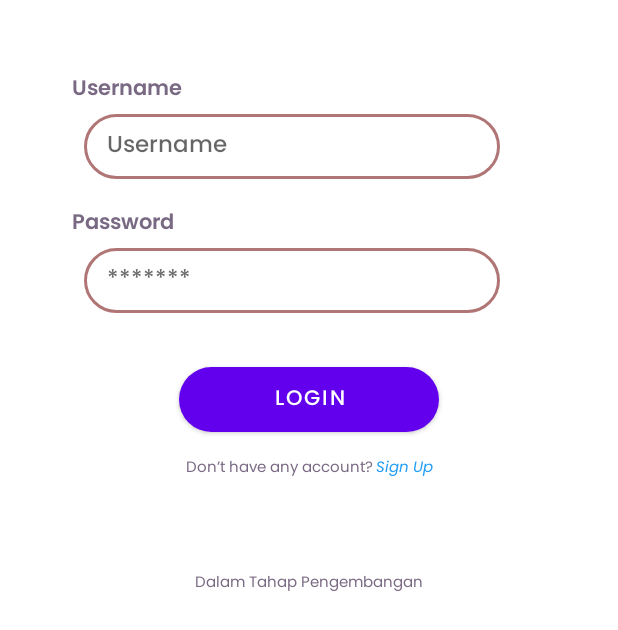
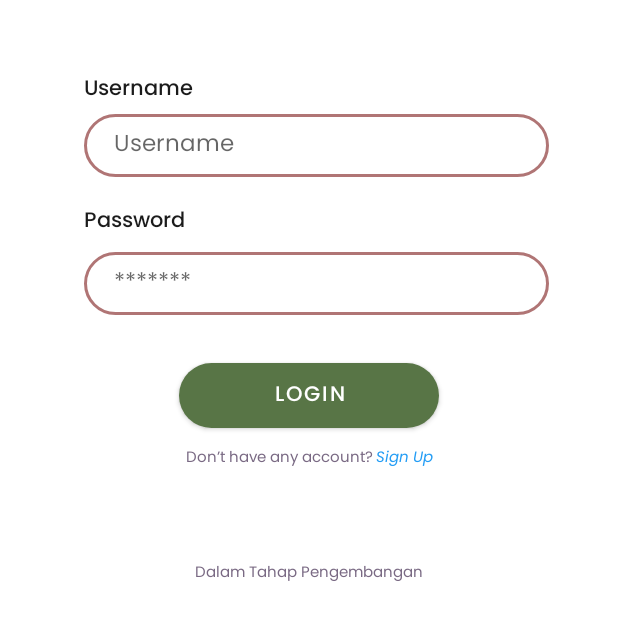
Before and after one commit to muhfadh/BudayAI, an Android app: the fragment LoginPopupFragment shown on its own in the app's theme, on a phone screen of 412 x 824 dp. Shown: the top 630 px of the screen. Run offline under Robolectric (Android 15) with nearby library versions, the phone set to English and light mode, and no system bars.

Commit message:
update xml login

```diff
--- a/MD/BudayAI/app/src/main/res/layout/activity_login.xml
+++ b/MD/BudayAI/app/src/main/res/layout/activity_login.xml
@@ -12,13 +12,14 @@
         android:id="@+id/txt_buday"
         android:layout_width="wrap_content"
         android:layout_height="wrap_content"
+        android:layout_marginTop="136dp"
+        android:fontFamily="@font/poppins_semi_bold"
+        android:text="@string/budayai"
+        android:textColor="@color/white"
+        android:textSize="40sp"
+        app:layout_constraintEnd_toEndOf="parent"
+        app:layout_constraintHorizontal_bias="0.497"
         app:layout_constraintStart_toStartOf="parent"
-        app:layout_constraintEnd_toEndOf="parent"
-        app:layout_constraintTop_toTopOf="parent"
-        android:layout_marginTop="107dp"
-        android:text="@string/budayai"
-        android:fontFamily="@font/poppins_semi_bold"
-        android:textSize="40sp"
-        android:textColor="@color/white" />
+        app:layout_constraintTop_toTopOf="parent" />
 
 </androidx.constraintlayout.widget.ConstraintLayout>
--- a/MD/BudayAI/app/src/main/res/layout/fragment_login_popup.xml
+++ b/MD/BudayAI/app/src/main/res/layout/fragment_login_popup.xml
@@ -17,27 +17,28 @@
         android:id="@+id/tv_username"
         android:layout_width="wrap_content"
         android:layout_height="wrap_content"
+        android:layout_marginTop="48dp"
+        android:layout_marginStart="56dp"
         android:text="@string/username"
-        android:textColor="@color/grey3"
+        android:textColor="#1B1B1B"
         android:textSize="14sp"
-        android:layout_marginStart="48dp"
-        android:layout_marginTop="48dp"
-        android:fontFamily="@font/poppins_semi_bold"
+        android:fontFamily="@font/poppins_medium"
         app:layout_constraintTop_toTopOf="parent"
         app:layout_constraintStart_toStartOf="parent"/>
 
     <EditText
         android:id="@+id/et_username"
-        android:layout_width="277dp"
-        android:layout_height="43dp"
+        android:layout_width="310dp"
+        android:layout_height="42dp"
         android:layout_marginStart="56dp"
         android:layout_marginTop="4dp"
         android:background="@drawable/edit_text"
-        android:fontFamily="@font/poppins_medium"
+        android:fontFamily="@font/poppins_regular"
         android:hint="@string/username"
         android:inputType="textEmailAddress"
-        android:paddingStart="15dp"
-        android:textColor="@color/grey3"
+        android:paddingStart="20dp"
+        android:paddingEnd="20dp"
+        android:textColor="#323232"
         android:textSize="15sp"
         app:layout_constraintStart_toStartOf="parent"
         app:layout_constraintTop_toBottomOf="@id/tv_username" />
@@ -47,25 +48,26 @@
         android:layout_width="wrap_content"
         android:layout_height="wrap_content"
         android:layout_marginTop="18dp"
+        android:layout_marginStart="56dp"
         android:text="@string/password"
-        android:textColor="@color/grey3"
+        android:textColor="#1B1B1B"
         android:textSize="14sp"
-        android:layout_marginStart="48dp"
-        android:fontFamily="@font/poppins_semi_bold"
+        android:fontFamily="@font/poppins_medium"
         app:layout_constraintStart_toStartOf="parent"
         app:layout_constraintTop_toBottomOf="@id/et_username"/>
 
     <EditText
         android:id="@+id/et_password"
-        android:layout_width="277dp"
-        android:layout_height="43dp"
+        android:layout_width="310dp"
+        android:layout_height="42dp"
         android:layout_marginStart="56dp"
-        android:layout_marginTop="4dp"
+        android:layout_marginTop="8dp"
         android:background="@drawable/edit_text"
-        android:fontFamily="@font/poppins_medium"
+        android:fontFamily="@font/poppins_regular"
         android:hint="@string/hint_pass"
-        android:paddingStart="15dp"
-        android:textColor="@color/grey3"
+        android:paddingStart="20dp"
+        android:paddingEnd="20dp"
+        android:textColor="#323232"
         android:textSize="15sp"
         app:layout_constraintStart_toStartOf="parent"
         app:layout_constraintTop_toBottomOf="@id/tv_password" />
@@ -74,22 +76,22 @@
         android:id="@+id/btn_login"
         android:layout_width="173dp"
         android:layout_height="43dp"
-        app:layout_constraintTop_toBottomOf="@id/et_password"
-        app:layout_constraintStart_toStartOf="parent"
-        app:layout_constraintEnd_toEndOf="parent"
+        android:layout_marginTop="32dp"
         android:background="@drawable/btn_auth"
+        android:fontFamily="@font/poppins_medium"
         android:text="@string/login"
         android:textColor="@color/white"
-        android:fontFamily="@font/poppins_medium"
         android:textSize="14sp"
-        android:layout_marginTop="36dp"/>
+        app:layout_constraintEnd_toEndOf="parent"
+        app:layout_constraintStart_toStartOf="parent"
+        app:layout_constraintTop_toBottomOf="@id/et_password" />
 
     <TextView
         android:id="@+id/tv_redirect"
         android:layout_width="wrap_content"
         android:layout_height="wrap_content"
         android:layout_marginStart="124dp"
-        android:layout_marginTop="16dp"
+        android:layout_marginTop="12dp"
         android:fontFamily="@font/poppins_regular"
         android:text="@string/don_t_have_any_account"
         android:textColor="@color/brown2"
@@ -101,10 +103,10 @@
         android:id="@+id/redirect_register"
         android:layout_width="wrap_content"
         android:layout_height="wrap_content"
+        android:layout_marginTop="12dp"
         android:text="@string/sign_up"
         android:textColor="@color/blue"
         android:textSize="10sp"
-        android:layout_marginTop="16dp"
         android:fontFamily="@font/poppins_italic"
         app:layout_constraintStart_toEndOf="@id/tv_redirect"
         android:layout_marginStart="2dp"
--- a/MD/BudayAI/app/src/main/res/values/themes.xml
+++ b/MD/BudayAI/app/src/main/res/values/themes.xml
@@ -2,7 +2,7 @@
     <!-- Base application theme. -->
     <style name="Theme.BudayAI" parent="Theme.MaterialComponents.Light.NoActionBar">
         <!-- Primary brand color. -->
-        <item name="colorPrimary">@color/purple_500</item>
+        <item name="colorPrimary">@color/green</item>
         <item name="colorPrimaryVariant">@color/purple_700</item>
         <item name="colorOnPrimary">@color/white</item>
         <!-- Secondary brand color. -->
```
